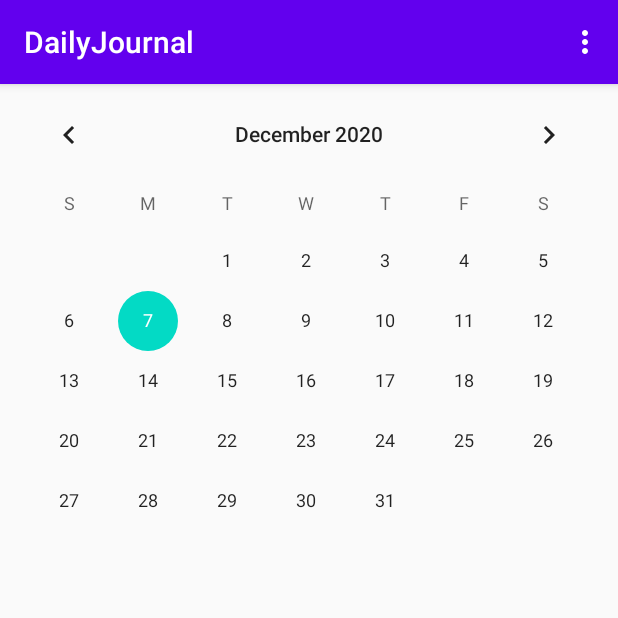
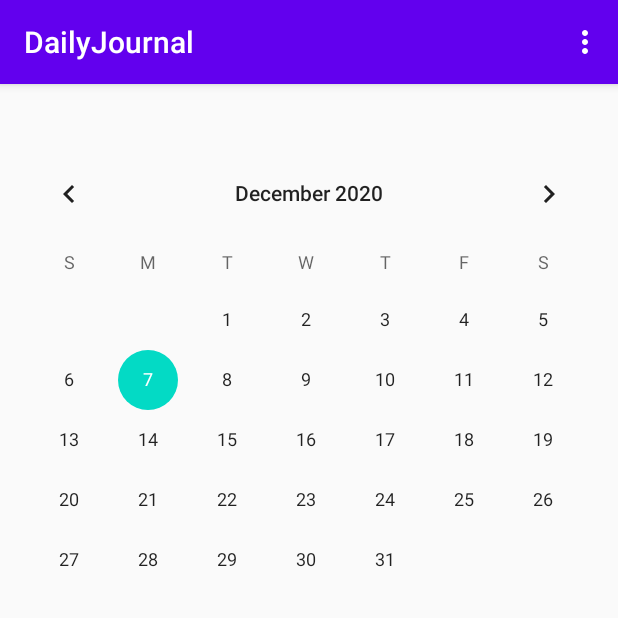
Before and after one commit to JMFord99/DailyJournal, an Android app: the CalenderView screen opened directly, with no data from a screen before it, on a phone screen of 412 x 824 dp, the top half of it. Run offline under Robolectric (Android 15) with nearby library versions, the phone set to English and light mode, and no system bars.

Commit message:
fixed errors in calender and notifications xml

```diff
--- a/Project/app/src/main/res/layout/calander_view.xml
+++ b/Project/app/src/main/res/layout/calander_view.xml
@@ -1,22 +1,30 @@
 <?xml version="1.0" encoding="utf-8"?>
-<androidx.constraintlayout.widget.ConstraintLayout
-    xmlns:android="http://schemas.android.com/apk/res/android"
+<androidx.constraintlayout.widget.ConstraintLayout xmlns:android="http://schemas.android.com/apk/res/android"
+    xmlns:app="http://schemas.android.com/apk/res-auto"
     android:layout_width="match_parent"
-    android:layout_height="match_parent">
+    android:layout_height="wrap_content">
 
     <TextView
         android:id="@+id/date"
         android:layout_width="wrap_content"
         android:layout_height="wrap_content"
-        android:layout_marginStart="200dp"
         android:layout_marginTop="20dp"
         android:text=""
         android:textColor="@android:color/background_dark"
-        android:textStyle="bold" />
+        android:textStyle="bold"
+        app:layout_constraintBottom_toTopOf="@+id/simpleCalendarView"
+        app:layout_constraintLeft_toLeftOf="parent"
+        app:layout_constraintRight_toRightOf="parent"
+        app:layout_constraintTop_toTopOf="parent" />
 
     <CalendarView
         android:id="@+id/simpleCalendarView"
         android:layout_width="fill_parent"
-        android:layout_height="fill_parent" />
+        android:layout_height="fill_parent"
+        app:layout_constraintBottom_toBottomOf="parent"
+        app:layout_constraintHorizontal_bias="0.0"
+        app:layout_constraintLeft_toLeftOf="parent"
+        app:layout_constraintRight_toRightOf="parent"
+        app:layout_constraintTop_toBottomOf="@+id/date" />
 
 </androidx.constraintlayout.widget.ConstraintLayout>
--- a/Project/app/src/main/res/layout/notification.xml
+++ b/Project/app/src/main/res/layout/notification.xml
@@ -1,6 +1,7 @@
 <?xml version="1.0" encoding="utf-8"?>
 <androidx.constraintlayout.widget.ConstraintLayout
     xmlns:android="http://schemas.android.com/apk/res/android"
+    xmlns:tools="http://schemas.android.com/tools"
     android:id="@+id/toast_layout_root"
     android:layout_width="match_parent"
     android:layout_height="match_parent"
@@ -13,13 +14,15 @@
         android:layout_height="44dp"
         android:layout_marginEnd="10dp"
         android:contentDescription="@string/alert_string"
-        android:src="@android:drawable/ic_dialog_info" />
+        android:src="@android:drawable/ic_dialog_info"
+        tools:ignore="MissingConstraints" />
 
     <TextView
         android:id="@+id/text"
         android:layout_width="match_parent"
         android:layout_height="wrap_content"
         android:textColor="#FFF"
-        android:textSize="24sp" />
+        android:textSize="24sp"
+        tools:ignore="MissingConstraints" />
 
 </androidx.constraintlayout.widget.ConstraintLayout>
```
